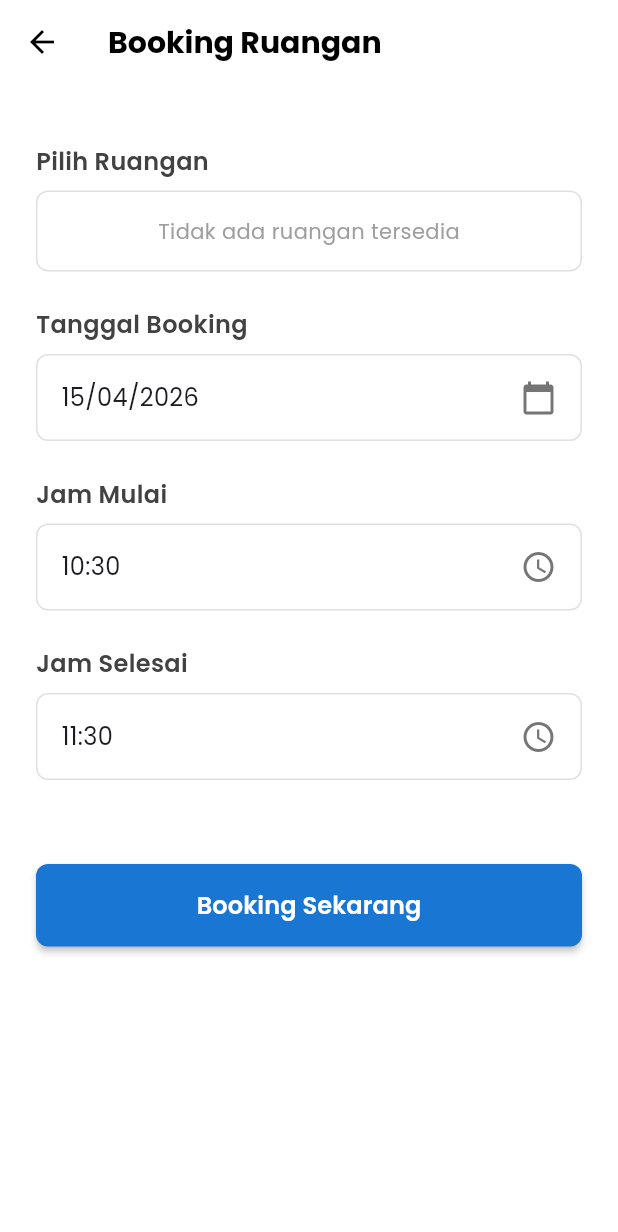
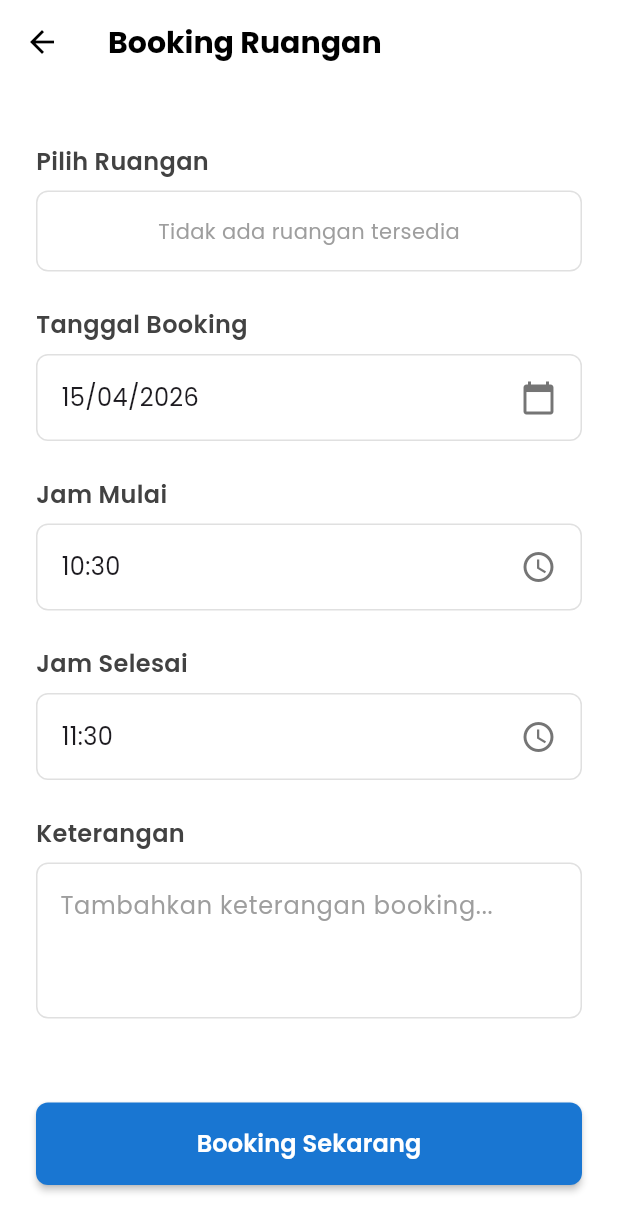
Before and after one commit to SalmanOrangbaik/SIRUANG-Flutter, a Flutter app: the BookingScreen screen opened directly, on a phone screen of 412 x 824 dp. Shown: the top 1232 px of the screen. Run offline on Flutter 3.47's test engine with Material 3 defaults, Android fonts, the phone set to English and light mode, and no system bars; our stand-ins replace get, get_storage, google_fonts; accounts and stored records are empty; network calls fail.

Commit message:
Bismillah done

```diff
--- a/lib/controller/booking_controller.dart
+++ b/lib/controller/booking_controller.dart
@@ -8,6 +8,7 @@ import '../models/ruang_model.dart';
 
 class BookingController extends GetxController {
   final ApiService _apiService = ApiService();
+  final TextEditingController keteranganController = TextEditingController();
 
   var isLoading = false.obs;
   var selectedDate = DateTime.now().obs;
@@ -73,6 +74,7 @@ class BookingController extends GetxController {
         tanggal: formattedDate,
         jamMulai: formattedStartTime,
         jamSelesai: formattedEndTime,
+        keterangan: keteranganController.text.trim(),
         status: 'pending',
       );
 
@@ -86,6 +88,7 @@ class BookingController extends GetxController {
 
       isLoading(false);
       successMessage.value = 'Booking berhasil dibuat!';
+      keteranganController.clear();
 
       if (Get.isRegistered<RiwayatController>()) {
         Get.find<RiwayatController>().fetchRiwayat();
@@ -136,4 +139,10 @@ class BookingController extends GetxController {
     selectedEndTime.value = time;
     errorMessage.value = '';
   }
+
+  @override
+  void onClose() {
+    keteranganController.dispose();
+    super.onClose();
+  }
 }
--- a/lib/models/booking_model.dart
+++ b/lib/models/booking_model.dart
@@ -7,6 +7,7 @@ class Booking {
   final String tanggal;
   final String jamMulai;
   final String jamSelesai;
+  final String keterangan;
   final String status;
   final Ruangan? ruang;
 
@@ -17,6 +18,7 @@ class Booking {
     required this.tanggal,
     required this.jamMulai,
     required this.jamSelesai,
+    this.keterangan = '',
     this.status = 'pending',
     this.ruang,
   }) {
@@ -67,6 +69,7 @@ class Booking {
       tanggal: _normalizeDate(json['tanggal']),
       jamMulai: _normalizeTime(json['jam_mulai']),
       jamSelesai: _normalizeTime(json['jam_selesai']),
+      keterangan: (json['keterangan'] ?? '').toString(),
       status: json['status'] ?? 'pending',
       ruang: json['ruang'] != null ? Ruangan.fromJson(json['ruang']) : null,
     );
@@ -110,6 +113,7 @@ class Booking {
       'tanggal': tanggal,
       'jam_mulai': jamMulai,
       'jam_selesai': jamSelesai,
+      'keterangan': keterangan,
       'status': status,
     };
   }
--- a/lib/screens/booking_screen.dart
+++ b/lib/screens/booking_screen.dart
@@ -85,6 +85,12 @@ class _BookingScreenState extends State<BookingScreen> {
                           bookingC.selectedEndTime.value,
                           (time) => bookingC.setSelectedEndTime(time),
                         )),
+
+                    const SizedBox(height: 24),
+
+                    _buildSectionTitle('Keterangan'),
+                    const SizedBox(height: 8),
+                    _buildKeteranganField(bookingC),
 
                     const SizedBox(height: 32),
 
@@ -301,6 +307,30 @@ class _BookingScreenState extends State<BookingScreen> {
     );
   }
 
+  Widget _buildKeteranganField(BookingController bookingC) {
+    return TextField(
+      controller: bookingC.keteranganController,
+      maxLines: 3,
+      decoration: InputDecoration(
+        hintText: 'Tambahkan keterangan booking...',
+        hintStyle: GoogleFonts.poppins(color: Colors.grey[500]),
+        border: OutlineInputBorder(
+          borderRadius: BorderRadius.circular(8),
+        ),
+        enabledBorder: OutlineInputBorder(
+          borderRadius: BorderRadius.circular(8),
+          borderSide: BorderSide(color: Colors.grey[300]!),
+        ),
+        focusedBorder: OutlineInputBorder(
+          borderRadius: BorderRadius.circular(8),
+          borderSide: BorderSide(color: Colors.blue[700]!),
+        ),
+      ),
+      style: GoogleFonts.poppins(),
+    );
+  }
+
+
   Widget _buildBookingButton(BookingController bookingC) {
     return Obx(() {
       return SizedBox(
--- a/lib/screens/riwayat_screen.dart
+++ b/lib/screens/riwayat_screen.dart
@@ -62,6 +62,8 @@ class RiwayatPage extends StatelessWidget {
                     const SizedBox(height: 6),
                     Text('Tanggal : ${item.tanggal}'),
                     Text('Jam : ${item.jamMulai} - ${item.jamSelesai}'),
+                    if (item.keterangan.trim().isNotEmpty)
+                      Text('Keterangan : ${item.keterangan}'),
                     const SizedBox(height: 10),
                     if (item.id != null && item.status == 'pending')
                       Wrap(
@@ -127,6 +129,8 @@ class RiwayatPage extends StatelessWidget {
     DateTime selectedDate = DateTime.parse(booking.tanggal);
     TimeOfDay startTime = _parseTime(booking.jamMulai);
     TimeOfDay endTime = _parseTime(booking.jamSelesai);
+    final TextEditingController keteranganController =
+        TextEditingController(text: booking.keterangan);
 
     await Get.dialog(
       StatefulBuilder(
@@ -253,6 +257,20 @@ class RiwayatPage extends StatelessWidget {
                       child: Text(_formatTime(endTime)),
                     ),
                   ),
+                  const SizedBox(height: 16),
+                  Text(
+                    'Keterangan',
+                    style: GoogleFonts.poppins(fontWeight: FontWeight.w500),
+                  ),
+                  const SizedBox(height: 8),
+                  TextField(
+                    controller: keteranganController,
+                    maxLines: 3,
+                    decoration: const InputDecoration(
+                      border: OutlineInputBorder(),
+                      hintText: 'Tambahkan keterangan booking',
+                    ),
+                  ),
                 ],
               ),
             ),
@@ -273,6 +291,7 @@ class RiwayatPage extends StatelessWidget {
                               '${selectedDate.year}-${selectedDate.month.toString().padLeft(2, '0')}-${selectedDate.day.toString().padLeft(2, '0')}',
                           jamMulai: _formatTime(startTime),
                           jamSelesai: _formatTime(endTime),
+                          keterangan: keteranganController.text.trim(),
                           status: booking.status,
                           ruang: selectedRuang,
                         );
@@ -287,6 +306,8 @@ class RiwayatPage extends StatelessWidget {
         },
       ),
     );
+
+    keteranganController.dispose();
   }
 
   TimeOfDay _parseTime(String time) {
```
